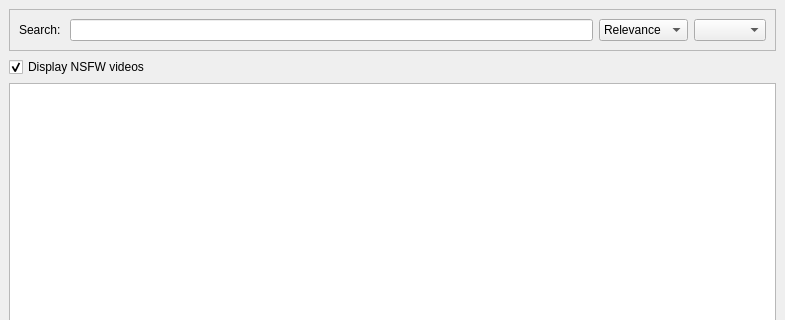
laurentb/weboob, file weboob/frontends/qvideoob/ui/main_window.ui: the form before one commit; both pictures show x 0 to 785 and y 0 to 320 of the 785 by 594 pixel window.
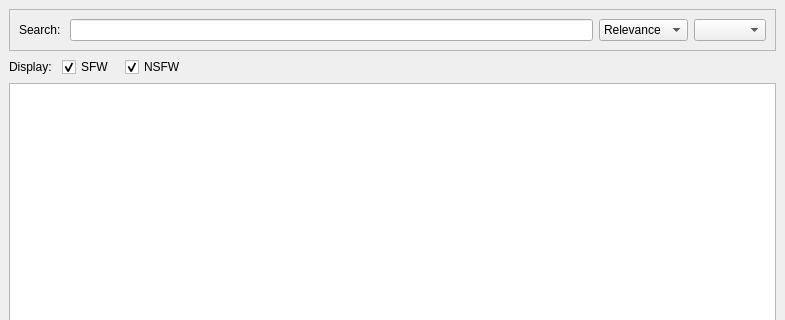
The form after the commit.

Commit message: new checkbox 'SFW'

The edit to the form file:
```diff
--- a/weboob/frontends/qvideoob/ui/main_window.ui
+++ b/weboob/frontends/qvideoob/ui/main_window.ui
@@ -71,14 +71,60 @@
      </widget>
     </item>
     <item>
-     <widget class="QCheckBox" name="nsfwCheckBox">
-      <property name="text">
-       <string>Display NSFW videos</string>
+     <layout class="QHBoxLayout" name="horizontalLayout_3">
+      <property name="spacing">
+       <number>10</number>
       </property>
-      <property name="checked">
-       <bool>true</bool>
+      <property name="topMargin">
+       <number>0</number>
       </property>
-     </widget>
+      <item>
+       <widget class="QLabel" name="label_3">
+        <property name="sizePolicy">
+         <sizepolicy hsizetype="Maximum" vsizetype="Preferred">
+          <horstretch>0</horstretch>
+          <verstretch>0</verstretch>
+         </sizepolicy>
+        </property>
+        <property name="text">
+         <string>Display:</string>
+        </property>
+       </widget>
+      </item>
+      <item>
+       <widget class="QCheckBox" name="sfwCheckBox">
+        <property name="text">
+         <string>SFW</string>
+        </property>
+        <property name="checked">
+         <bool>true</bool>
+        </property>
+       </widget>
+      </item>
+      <item>
+       <widget class="QCheckBox" name="nsfwCheckBox">
+        <property name="text">
+         <string>NSFW</string>
+        </property>
+        <property name="checked">
+         <bool>true</bool>
+        </property>
+       </widget>
+      </item>
+      <item>
+       <spacer name="horizontalSpacer">
+        <property name="orientation">
+         <enum>Qt::Horizontal</enum>
+        </property>
+        <property name="sizeHint" stdset="0">
+         <size>
+          <width>40</width>
+          <height>20</height>
+         </size>
+        </property>
+       </spacer>
+      </item>
+     </layout>
     </item>
     <item>
      <widget class="QScrollArea" name="scrollArea">
```
Left out of the diff: 2 changed lines with no effect on the pictures. The commit also changes 2 other files.
